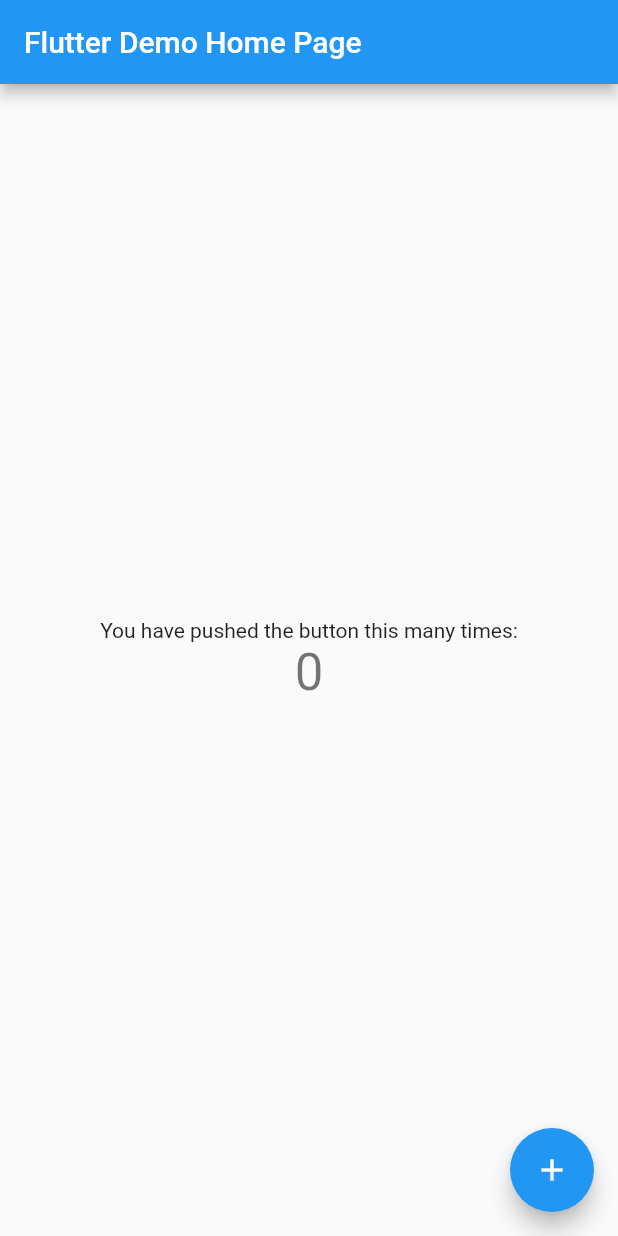
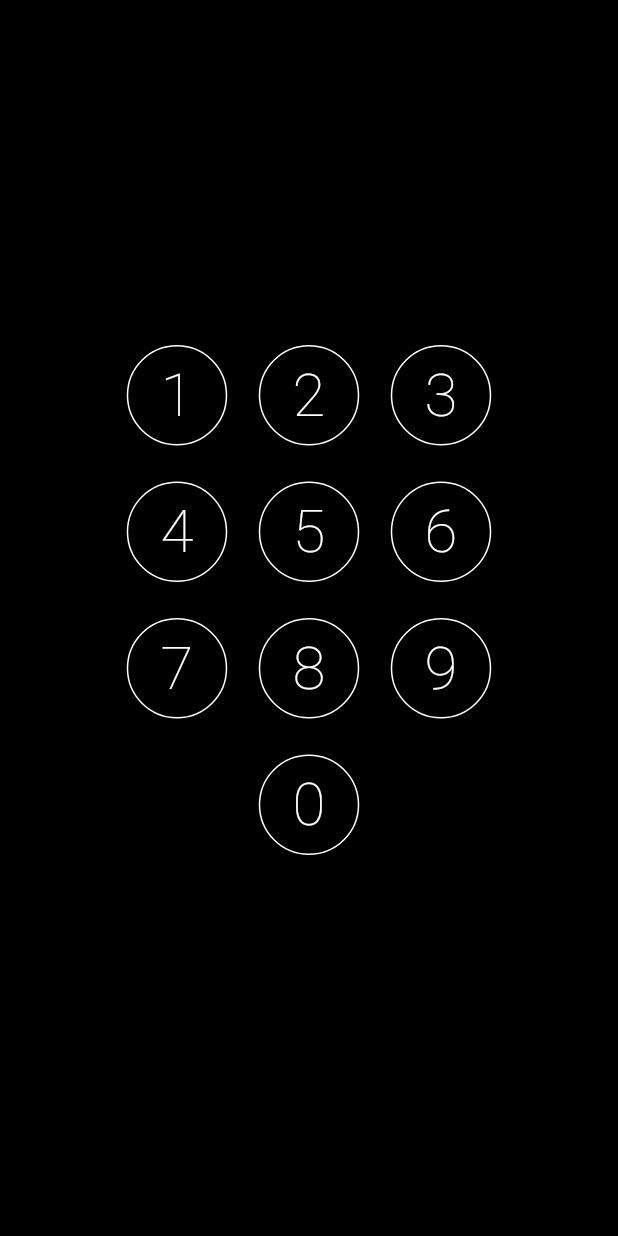
Before and after one commit to stephaniefash/flutter_passcode, a Flutter app: the screen it shows after launch, on a phone screen of 412 x 824 dp. Run offline on Flutter 3.47's test engine with Material 2 defaults, Android fonts, the phone set to English and light mode, and no system bars.

Commit message:
creates keypad ui

```diff
--- a/lib/main.dart
+++ b/lib/main.dart
@@ -1,4 +1,5 @@
 import 'package:flutter/material.dart';
+import 'package:flutter_passcode/ui/key_pad.dart';
 
 void main() {
   runApp(MyApp());
@@ -9,97 +10,32 @@ class MyApp extends StatelessWidget {
   @override
   Widget build(BuildContext context) {
     return MaterialApp(
+      debugShowCheckedModeBanner: false,
       title: 'Flutter Demo',
       theme: ThemeData(
         primarySwatch: Colors.blue,
         visualDensity: VisualDensity.adaptivePlatformDensity,
       ),
-      home: MyHomePage(title: 'Flutter Demo Home Page'),
+      home: MyHomePage(),
     );
   }
 }
 
 class MyHomePage extends StatefulWidget {
-  MyHomePage({Key key, this.title}) : super(key: key);
-
-  // This widget is the home page of your application. It is stateful, meaning
-  // that it has a State object (defined below) that contains fields that affect
-  // how it looks.
-
-  // This class is the configuration for the state. It holds the values (in this
-  // case the title) provided by the parent (in this case the App widget) and
-  // used by the build method of the State. Fields in a Widget subclass are
-  // always marked "final".
-
-  final String title;
-
   @override
   _MyHomePageState createState() => _MyHomePageState();
 }
 
 class _MyHomePageState extends State<MyHomePage> {
-  int _counter = 0;
-
-  void _incrementCounter() {
-    setState(() {
-      // This call to setState tells the Flutter framework that something has
-      // changed in this State, which causes it to rerun the build method below
-      // so that the display can reflect the updated values. If we changed
-      // _counter without calling setState(), then the build method would not be
-      // called again, and so nothing would appear to happen.
-      _counter++;
-    });
-  }
-
-  @override
   Widget build(BuildContext context) {
-    // This method is rerun every time setState is called, for instance as done
-    // by the _incrementCounter method above.
-    //
-    // The Flutter framework has been optimized to make rerunning build methods
-    // fast, so that you can just rebuild anything that needs updating rather
-    // than having to individually change instances of widgets.
     return Scaffold(
-      appBar: AppBar(
-        // Here we take the value from the MyHomePage object that was created by
-        // the App.build method, and use it to set our appbar title.
-        title: Text(widget.title),
+      backgroundColor: Colors.black,
+      resizeToAvoidBottomPadding: false,
+      body: Column(
+        crossAxisAlignment: CrossAxisAlignment.center,
+        mainAxisAlignment: MainAxisAlignment.center,
+        children: [KeyPad()],
       ),
-      body: Center(
-        // Center is a layout widget. It takes a single child and positions it
-        // in the middle of the parent.
-        child: Column(
-          // Column is also a layout widget. It takes a list of children and
-          // arranges them vertically. By default, it sizes itself to fit its
-          // children horizontally, and tries to be as tall as its parent.
-          //
-          // Invoke "debug painting" (press "p" in the console, choose the
-          // "Toggle Debug Paint" action from the Flutter Inspector in Android
-          // Studio, or the "Toggle Debug Paint" command in Visual Studio Code)
-          // to see the wireframe for each widget.
-          //
-          // Column has various properties to control how it sizes itself and
-          // how it positions its children. Here we use mainAxisAlignment to
-          // center the children vertically; the main axis here is the vertical
-          // axis because Columns are vertical (the cross axis would be
-          // horizontal).
-          mainAxisAlignment: MainAxisAlignment.center,
-          children: <Widget>[
-            Text(
-              'You have pushed the button this many times:',
-            ),
-            Text(
-              '$_counter',
-              style: Theme.of(context).textTheme.headline4,
-            ),
-          ],
-        ),
-      ),
-      floatingActionButton: FloatingActionButton(
-        onPressed: _incrementCounter,
-        tooltip: 'Increment',
-        child: Icon(Icons.add),
-      ), // This trailing comma makes auto-formatting nicer for build methods.
     );
   }
 }
--- /dev/null
+++ b/lib/ui/key_pad.dart
@@ -0,0 +1,55 @@
+import 'package:flutter/widgets.dart';
+import 'package:flutter_passcode/ui/single_passcode_button.dart';
+
+class KeyPad extends StatefulWidget {
+  @override
+  _KeyPadState createState() => _KeyPadState();
+}
+
+class _KeyPadState extends State<KeyPad> {
+  @override
+  Widget build(BuildContext context) {
+    return Container(
+      child: Column
+        (
+        mainAxisAlignment: MainAxisAlignment.center,
+        children: [
+          Row(
+            mainAxisAlignment: MainAxisAlignment.center,
+            crossAxisAlignment: CrossAxisAlignment.center,
+            children: <Widget>[
+              SinglePassCodeButton("1"),
+              SinglePassCodeButton("2"),
+              SinglePassCodeButton("3"),
+            ],
+          ),
+          Row(
+            mainAxisAlignment: MainAxisAlignment.center,
+            crossAxisAlignment: CrossAxisAlignment.center,
+            children: <Widget>[
+              SinglePassCodeButton("4"),
+              SinglePassCodeButton("5"),
+              SinglePassCodeButton("6"),
+            ],
+          ),
+          Row(
+            mainAxisAlignment: MainAxisAlignment.center,
+            crossAxisAlignment: CrossAxisAlignment.center,
+            children: <Widget>[
+              SinglePassCodeButton("7"),
+              SinglePassCodeButton("8"),
+              SinglePassCodeButton("9"),
+            ],
+          ),
+          Row(
+            mainAxisAlignment: MainAxisAlignment.center,
+            crossAxisAlignment: CrossAxisAlignment.center,
+            children: <Widget>[
+              SinglePassCodeButton("0"),
+            ],
+          )
+        ],
+      ),
+    );
+  }
+}
--- /dev/null
+++ b/lib/ui/single_passcode_button.dart
@@ -0,0 +1,42 @@
+import 'package:flutter/material.dart';
+import 'package:flutter/services.dart';
+import 'package:flutter/widgets.dart';
+
+class SinglePassCodeButton extends StatefulWidget {
+  final String number;
+
+  @override
+  _SinglePassCodeButtonState createState() => _SinglePassCodeButtonState();
+
+  SinglePassCodeButton(this.number);
+}
+
+class _SinglePassCodeButtonState extends State<SinglePassCodeButton> {
+
+  @override
+  void initState() {
+
+    SystemChrome.setEnabledSystemUIOverlays([]);
+    super.initState();
+  }
+  @override
+  Widget build(BuildContext context) {
+    return Container(
+      margin: EdgeInsets.only(bottom: 24),
+      child: new OutlineButton(
+        shape: CircleBorder(side: BorderSide(width: 300)),
+        textColor: Colors.white,
+        child: Padding(
+          padding: const EdgeInsets.all(10.0),
+          child: Text(
+            widget.number,
+            style: TextStyle(fontSize: 40, fontWeight: FontWeight.w100),
+          ),
+        ),
+        borderSide:
+            BorderSide(color: Colors.white, style: BorderStyle.solid, width: 1),
+        onPressed: () {},
+      ),
+    );
+  }
+}
```
